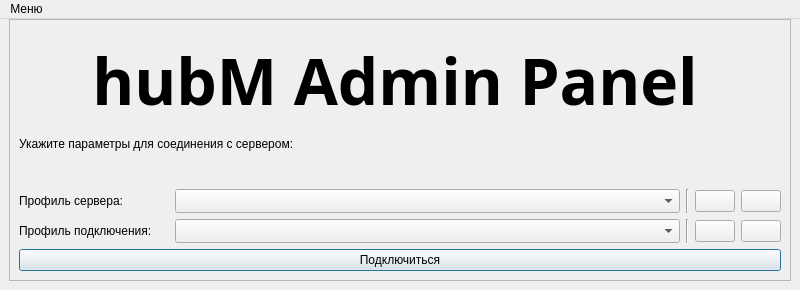
Before: the Qt Designer form hubm_admin_panel/ui/ui_launch.ui in PrintLine512/hubM-Admin-Panel, drawn with Qt 5.
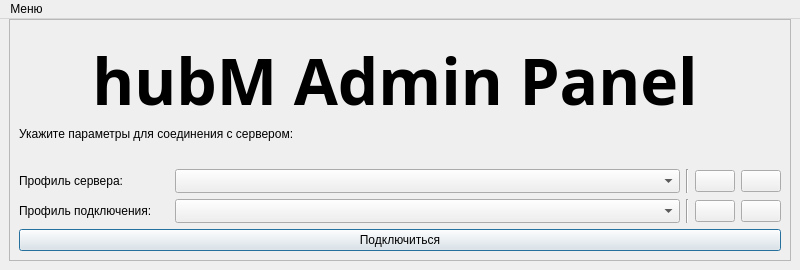
After: the same form once the commit is applied. Icons and pictures are not drawn.

```diff
--- a/hubm_admin_panel/ui/ui_launch.ui
+++ b/hubm_admin_panel/ui/ui_launch.ui
@@ -7,7 +7,7 @@
     <x>0</x>
     <y>0</y>
     <width>800</width>
-    <height>290</height>
+    <height>270</height>
    </rect>
   </property>
   <property name="sizePolicy">
@@ -19,13 +19,13 @@
   <property name="minimumSize">
    <size>
     <width>800</width>
-    <height>290</height>
+    <height>270</height>
    </size>
   </property>
   <property name="maximumSize">
    <size>
     <width>800</width>
-    <height>290</height>
+    <height>270</height>
    </size>
   </property>
   <property name="windowTitle">
@@ -74,7 +74,7 @@
               <property name="geometry">
                <rect>
                 <x>0</x>
-                <y>60</y>
+                <y>50</y>
                 <width>571</width>
                 <height>71</height>
                </rect>
```
